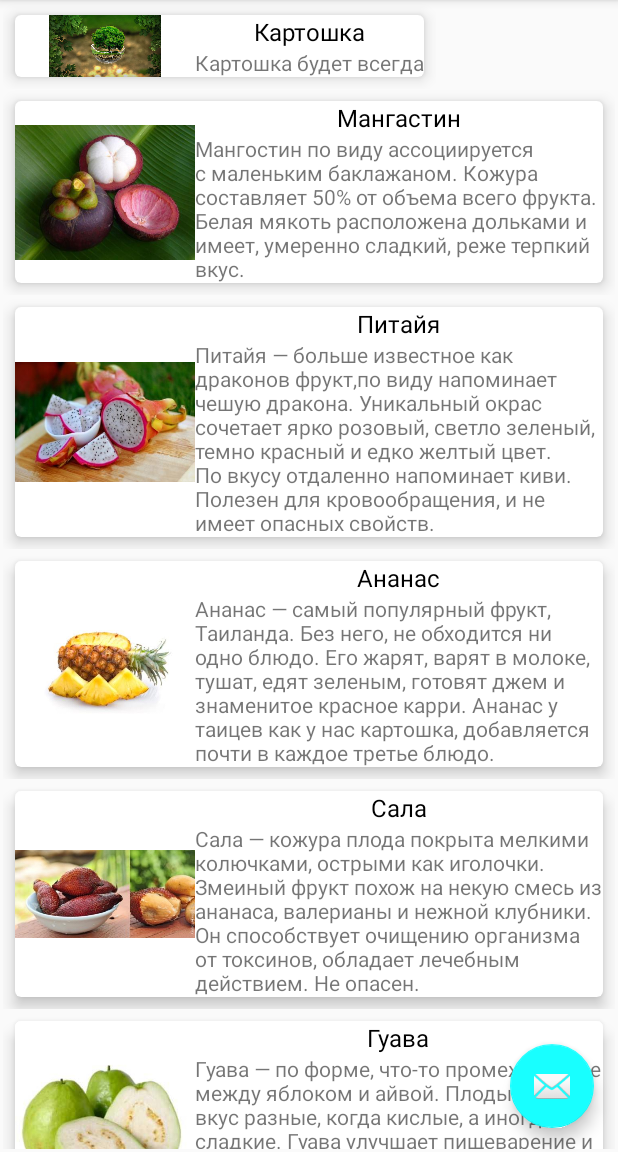
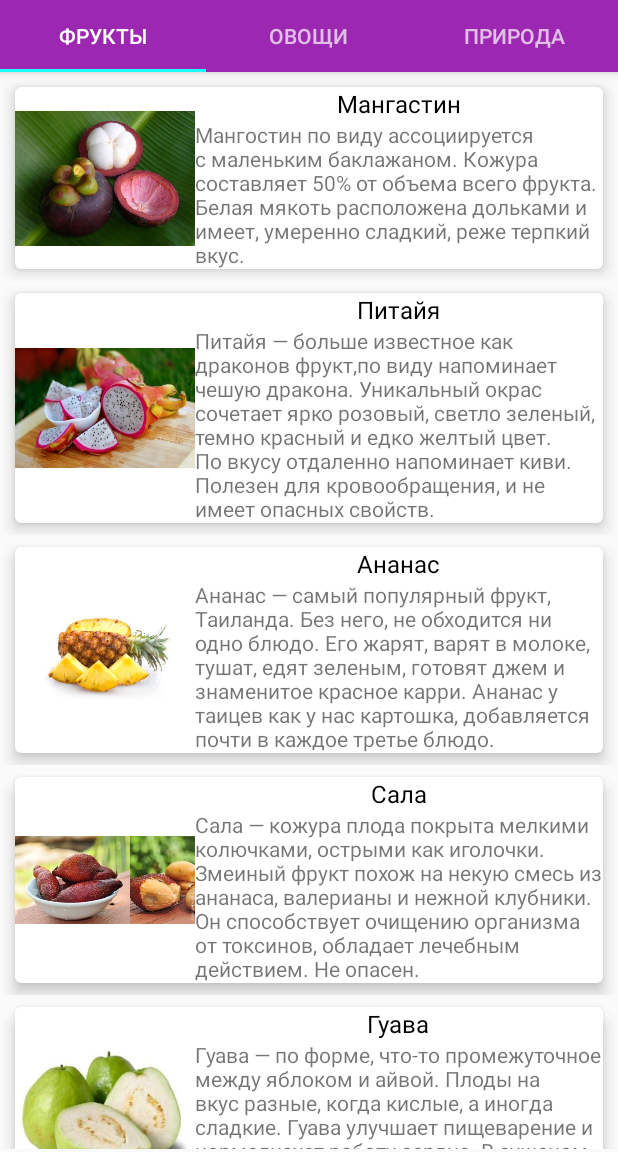
Before and after one commit to Jvitaliy82/MyInstagram2, an Android app: the screen it shows after launch (MainActivity), after a tap on "Fruits", on a phone screen of 412 x 824 dp, the part 84-1236 px from its top. Run offline under Robolectric (Android 15) with nearby library versions, the phone set to English and light mode, and no system bars; 2 other taps on this screen came first.

Commit message:
add tabs

```diff
--- a/app/build.gradle
+++ b/app/build.gradle
@@ -22,6 +22,7 @@ dependencies {
     implementation fileTree(dir: 'libs', include: ['*.jar'])
     implementation 'androidx.appcompat:appcompat:1.1.0'
     implementation 'androidx.constraintlayout:constraintlayout:1.1.3'
+    implementation 'androidx.legacy:legacy-support-v4:1.0.0'
     testImplementation 'junit:junit:4.12'
     androidTestImplementation 'androidx.test:runner:1.2.0'
     androidTestImplementation 'androidx.test.espresso:espresso-core:3.2.0'
--- a/app/src/main/AndroidManifest.xml
+++ b/app/src/main/AndroidManifest.xml
@@ -11,7 +11,7 @@
         android:theme="@style/AppTheme">
         <activity
             android:name=".MainActivity"
-            android:label="@string/app_name"
+
             android:theme="@style/AppTheme.NoActionBar">
             <intent-filter>
                 <action android:name="android.intent.action.MAIN" />
--- a/app/src/main/java/ru/jdeveloperapps/myinstagram2/MainActivity.java
+++ b/app/src/main/java/ru/jdeveloperapps/myinstagram2/MainActivity.java
@@ -1,10 +1,8 @@
 package ru.jdeveloperapps.myinstagram2;
 
 import android.os.Bundle;
-import android.util.Log;
 import android.view.Menu;
 import android.view.MenuItem;
-import android.view.View;
 
 import androidx.annotation.NonNull;
 import androidx.appcompat.app.ActionBarDrawerToggle;
@@ -12,27 +10,23 @@ import androidx.appcompat.app.AppCompatActivity;
 import androidx.appcompat.widget.Toolbar;
 import androidx.core.view.GravityCompat;
 import androidx.drawerlayout.widget.DrawerLayout;
-import androidx.recyclerview.widget.DefaultItemAnimator;
-import androidx.recyclerview.widget.LinearLayoutManager;
-import androidx.recyclerview.widget.RecyclerView;
+import androidx.fragment.app.Fragment;
+import androidx.viewpager.widget.ViewPager;
 
-import com.google.android.material.floatingactionbutton.FloatingActionButton;
 import com.google.android.material.navigation.NavigationView;
+import com.google.android.material.tabs.TabLayout;
 
-import java.util.ArrayList;
-import java.util.List;
+import ru.jdeveloperapps.myinstagram2.fragments.fruts.FragmentFrut1;
+import ru.jdeveloperapps.myinstagram2.fragments.fruts.FragmentFrut2;
+import ru.jdeveloperapps.myinstagram2.fragments.fruts.FragmentFrut3;
+import ru.jdeveloperapps.myinstagram2.ui.main.SectionPagerAdapter;
 
 
 public class MainActivity extends AppCompatActivity implements NavigationView.OnNavigationItemSelectedListener {
 
-    private final String TAG = "myLog";
-
     private DrawerLayout drawer;
-    private final List<CustModelCard> dataSource = new ArrayList<>();
-    final CustRVAdapter adapter = new CustRVAdapter(dataSource);
-    private FloatingActionButton fab;
-    private RecyclerView rv;
-    private DataSourceBuilder dataSourceBuilder;
+    private ViewPager viewPager;
+    private TabLayout tabLayout;
 
     @Override
     protected void onCreate(Bundle savedInstanceState) {
@@ -49,43 +43,21 @@ public class MainActivity extends AppCompatActivity implements NavigationView.On
         NavigationView navigationView = findViewById(R.id.nav_view);
         navigationView.setNavigationItemSelectedListener(this);
 
-        rv = findViewById(R.id.mRecyclerView);
-        LinearLayoutManager linearLayout = new LinearLayoutManager(this);
-        linearLayout.setOrientation(LinearLayoutManager.VERTICAL);
-        rv.setLayoutManager(linearLayout);
+        Fragment fragmentFrut_1 = FragmentFrut1.newInstance();
+        Fragment fragmentFrut_2 = FragmentFrut2.newInstance();
+        Fragment fragmentFrut_3 = FragmentFrut3.newInstance();
 
-        dataSourceBuilder = new DataSourceBuilder(getResources());
-        setData(1);
-        Log.d(TAG, "onCreate: ");
+        SectionPagerAdapter pagerAdapter = new SectionPagerAdapter(getSupportFragmentManager());
+        pagerAdapter.add(fragmentFrut_1, "фрукты");
+        pagerAdapter.add(fragmentFrut_2, "овощи");
+        pagerAdapter.add(fragmentFrut_3, "природа");
 
-        adapter.SetOnLongClickListener(new CustRVAdapter.OnLongClickListener() {
-            @Override
-            public void onLongClick(View view, int position) {
-                dataSource.remove(position);
-                adapter.notifyDataSetChanged();
-            }
-        });
-        rv.setAdapter(adapter);
-        rv.setItemAnimator(new DefaultItemAnimator());
+        viewPager = findViewById(R.id.view_pager);
+        viewPager.setAdapter(pagerAdapter);
 
-        fab = findViewById(R.id.fab);
-        fab.setOnClickListener(new View.OnClickListener() {
-            @Override
-            public void onClick(View v) {
-                dataSource.add(0, new CustModelCard("Картошка", "Картошка будет всегда", R.drawable.nature));
-                adapter.notifyDataSetChanged();
-            }
-        });
+        tabLayout = findViewById(R.id.tabs);
+        tabLayout.setupWithViewPager(viewPager);
     }
-
-    private void setData(int n) {
-        List<CustModelCard> data = dataSourceBuilder.build(n);
-        dataSource.removeAll(dataSource);
-        dataSource.addAll(data);
-    }
-
-
-
 
     @Override
     public boolean onCreateOptionsMenu(Menu menu) {
@@ -99,19 +71,10 @@ public class MainActivity extends AppCompatActivity implements NavigationView.On
         int id = menuItem.getItemId();
         switch (id) {
             case R.id.nav_frut:
-                setData(1);
-                adapter.notifyDataSetChanged();
-                Log.d(TAG, "onNavigationItemSelected: fruit");
                 break;
             case R.id.nav_vegetables:
-                setData(2);
-                adapter.notifyDataSetChanged();
-                Log.d(TAG, "onNavigationItemSelected: vegetables");
                 break;
             case R.id.nav_nature:
-                setData(3);
-                adapter.notifyDataSetChanged();
-                Log.d(TAG, "onNavigationItemSelected: nature");
                 break;
         }
         drawer.closeDrawer(GravityCompat.START);
--- /dev/null
+++ b/app/src/main/java/ru/jdeveloperapps/myinstagram2/fragments/fruts/FragmentFrut1.java
@@ -0,0 +1,58 @@
+package ru.jdeveloperapps.myinstagram2.fragments.fruts;
+
+
+import android.os.Bundle;
+import android.view.LayoutInflater;
+import android.view.View;
+import android.view.ViewGroup;
+
+import androidx.fragment.app.Fragment;
+import androidx.recyclerview.widget.LinearLayoutManager;
+import androidx.recyclerview.widget.RecyclerView;
+
+import java.util.ArrayList;
+import java.util.List;
+
+import ru.jdeveloperapps.myinstagram2.CustModelCard;
+import ru.jdeveloperapps.myinstagram2.CustRVAdapter;
+import ru.jdeveloperapps.myinstagram2.DataSourceBuilder;
+import ru.jdeveloperapps.myinstagram2.R;
+
+public class FragmentFrut1 extends Fragment {
+
+    private final List<CustModelCard> dataSource = new ArrayList<>();
+    final CustRVAdapter adapter = new CustRVAdapter(dataSource);
+    private RecyclerView rv;
+    private DataSourceBuilder dataSourceBuilder;
+
+    public static FragmentFrut1 newInstance() {
+        FragmentFrut1 fragment = new FragmentFrut1();
+        Bundle args = new Bundle();
+        fragment.setArguments(args);
+        return fragment;
+    }
+
+    @Override
+    public View onCreateView(LayoutInflater inflater, ViewGroup container,
+                             Bundle savedInstanceState) {
+        View v = inflater.inflate(R.layout.fragment_frut1, container, false);
+
+        rv = v.findViewById(R.id.mRecyclerView);
+        LinearLayoutManager linearLayout = new LinearLayoutManager(getContext());
+        linearLayout.setOrientation(LinearLayoutManager.VERTICAL);
+        rv.setLayoutManager(linearLayout);
+
+        dataSourceBuilder = new DataSourceBuilder(getResources());
+        setData(1);
+        rv.setAdapter(adapter);
+
+        return v;
+    }
+
+    private void setData(int n) {
+        List<CustModelCard> data = dataSourceBuilder.build(n);
+        dataSource.removeAll(dataSource);
+        dataSource.addAll(data);
+    }
+
+}
--- /dev/null
+++ b/app/src/main/java/ru/jdeveloperapps/myinstagram2/fragments/fruts/FragmentFrut2.java
@@ -0,0 +1,58 @@
+package ru.jdeveloperapps.myinstagram2.fragments.fruts;
+
+
+import android.os.Bundle;
+import android.view.LayoutInflater;
+import android.view.View;
+import android.view.ViewGroup;
+
+import androidx.fragment.app.Fragment;
+import androidx.recyclerview.widget.LinearLayoutManager;
+import androidx.recyclerview.widget.RecyclerView;
+
+import java.util.ArrayList;
+import java.util.List;
+
+import ru.jdeveloperapps.myinstagram2.CustModelCard;
+import ru.jdeveloperapps.myinstagram2.CustRVAdapter;
+import ru.jdeveloperapps.myinstagram2.DataSourceBuilder;
+import ru.jdeveloperapps.myinstagram2.R;
+
+public class FragmentFrut2 extends Fragment {
+
+    private final List<CustModelCard> dataSource = new ArrayList<>();
+    final CustRVAdapter adapter = new CustRVAdapter(dataSource);
+    private RecyclerView rv;
+    private DataSourceBuilder dataSourceBuilder;
+
+    public static FragmentFrut2 newInstance() {
+        FragmentFrut2 fragment = new FragmentFrut2();
+        Bundle args = new Bundle();
+        fragment.setArguments(args);
+        return fragment;
+    }
+
+    @Override
+    public View onCreateView(LayoutInflater inflater, ViewGroup container,
+                             Bundle savedInstanceState) {
+        View v = inflater.inflate(R.layout.fragment_frut1, container, false);
+
+        rv = v.findViewById(R.id.mRecyclerView);
+        LinearLayoutManager linearLayout = new LinearLayoutManager(getContext());
+        linearLayout.setOrientation(LinearLayoutManager.VERTICAL);
+        rv.setLayoutManager(linearLayout);
+
+        dataSourceBuilder = new DataSourceBuilder(getResources());
+        setData(2);
+        rv.setAdapter(adapter);
+
+        return v;
+    }
+
+    private void setData(int n) {
+        List<CustModelCard> data = dataSourceBuilder.build(n);
+        dataSource.removeAll(dataSource);
+        dataSource.addAll(data);
+    }
+
+}
--- /dev/null
+++ b/app/src/main/java/ru/jdeveloperapps/myinstagram2/fragments/fruts/FragmentFrut3.java
@@ -0,0 +1,57 @@
+package ru.jdeveloperapps.myinstagram2.fragments.fruts;
+
+
+import android.os.Bundle;
+import android.view.LayoutInflater;
+import android.view.View;
+import android.view.ViewGroup;
+
+import androidx.fragment.app.Fragment;
+import androidx.recyclerview.widget.LinearLayoutManager;
+import androidx.recyclerview.widget.RecyclerView;
+
+import java.util.ArrayList;
+import java.util.List;
+
+import ru.jdeveloperapps.myinstagram2.CustModelCard;
+import ru.jdeveloperapps.myinstagram2.CustRVAdapter;
+import ru.jdeveloperapps.myinstagram2.DataSourceBuilder;
+import ru.jdeveloperapps.myinstagram2.R;
+
+public class FragmentFrut3 extends Fragment {
+
+    private final List<CustModelCard> dataSource = new ArrayList<>();
+    final CustRVAdapter adapter = new CustRVAdapter(dataSource);
+    private RecyclerView rv;
+    private DataSourceBuilder dataSourceBuilder;
+
+    public static FragmentFrut3 newInstance() {
+        FragmentFrut3 fragment = new FragmentFrut3();
+        Bundle args = new Bundle();
+        fragment.setArguments(args);
+        return fragment;
+    }
+
+    @Override
+    public View onCreateView(LayoutInflater inflater, ViewGroup container,
+                             Bundle savedInstanceState) {
+        View v = inflater.inflate(R.layout.fragment_frut1, container, false);
+
+        rv = v.findViewById(R.id.mRecyclerView);
+        LinearLayoutManager linearLayout = new LinearLayoutManager(getContext());
+        linearLayout.setOrientation(LinearLayoutManager.VERTICAL);
+        rv.setLayoutManager(linearLayout);
+
+        dataSourceBuilder = new DataSourceBuilder(getResources());
+        setData(3);
+        rv.setAdapter(adapter);
+
+        return v;
+    }
+
+    private void setData(int n) {
+        List<CustModelCard> data = dataSourceBuilder.build(n);
+        dataSource.removeAll(dataSource);
+        dataSource.addAll(data);
+    }
+}
--- /dev/null
+++ b/app/src/main/java/ru/jdeveloperapps/myinstagram2/ui/main/SectionPagerAdapter.java
@@ -0,0 +1,41 @@
+package ru.jdeveloperapps.myinstagram2.ui.main;
+
+import androidx.annotation.NonNull;
+import androidx.annotation.Nullable;
+import androidx.fragment.app.Fragment;
+import androidx.fragment.app.FragmentManager;
+import androidx.fragment.app.FragmentPagerAdapter;
+
+import java.util.ArrayList;
+
+public class SectionPagerAdapter extends FragmentPagerAdapter {
+
+    private ArrayList<Fragment> fragments = new ArrayList<>();
+    private ArrayList<String> titles = new ArrayList<>();
+
+    public SectionPagerAdapter(@NonNull FragmentManager fm) {
+        super(fm);
+    }
+
+    public void add(Fragment fragment, String title) {
+        this.fragments.add(fragment);
+        this.titles.add(title);
+    }
+
+    @NonNull
+    @Override
+    public Fragment getItem(int position) {
+        return fragments.get(position);
+    }
+
+    @Override
+    public int getCount() {
+        return fragments.size();
+    }
+
+    @Nullable
+    @Override
+    public CharSequence getPageTitle(int position) {
+        return titles.get(position);
+    }
+}
--- a/app/src/main/res/layout/app_bar_main.xml
+++ b/app/src/main/res/layout/app_bar_main.xml
@@ -1,9 +1,9 @@
 <?xml version="1.0" encoding="utf-8"?>
 <androidx.coordinatorlayout.widget.CoordinatorLayout xmlns:android="http://schemas.android.com/apk/res/android"
+    xmlns:app="http://schemas.android.com/apk/res-auto"
     xmlns:tools="http://schemas.android.com/tools"
     android:layout_width="match_parent"
     android:layout_height="match_parent"
-    xmlns:app="http://schemas.android.com/apk/res-auto"
     tools:context=".MainActivity">
 
     <com.google.android.material.appbar.AppBarLayout
@@ -12,28 +12,24 @@
         android:layout_height="wrap_content"
         android:theme="@style/AppTheme.AppBarOverlay">
 
-            <androidx.appcompat.widget.Toolbar
-                android:id="@+id/toolbar"
-                android:layout_width="match_parent"
-                android:layout_height="?attr/actionBarSize"
-                android:background="?attr/colorPrimary" />
+        <androidx.appcompat.widget.Toolbar
+            android:id="@+id/toolbar"
+            android:layout_width="match_parent"
+            android:layout_height="?attr/actionBarSize"
+            android:background="?attr/colorPrimary" />
+
+        <com.google.android.material.tabs.TabLayout
+            android:id="@+id/tabs"
+            android:layout_width="match_parent"
+            android:layout_height="wrap_content"
+            android:background="?attr/colorPrimary" />
 
     </com.google.android.material.appbar.AppBarLayout>
 
-    <com.google.android.material.floatingactionbutton.FloatingActionButton
-        android:id="@+id/fab"
-        android:layout_width="wrap_content"
-        android:layout_height="wrap_content"
-        android:layout_gravity="bottom|end"
-        android:layout_margin="@dimen/fab_margin"
-        android:scrollbarAlwaysDrawHorizontalTrack="true"
-        app:layout_behavior=".FAB_Hide_on_Scroll"
-        app:srcCompat="@android:drawable/ic_dialog_email" />
-
-    <include
-        layout="@layout/content_main"
+    <androidx.viewpager.widget.ViewPager
+        android:id="@+id/view_pager"
         android:layout_width="match_parent"
         android:layout_height="match_parent"
-        android:layout_marginTop="?attr/actionBarSize" />
+        app:layout_behavior="@string/appbar_scrolling_view_behavior" />
 
 </androidx.coordinatorlayout.widget.CoordinatorLayout>
--- a/app/src/main/res/layout/content_main.xml
+++ b/app/src/main/res/layout/fragment_frut1.xml
@@ -1,16 +1,13 @@
 <?xml version="1.0" encoding="utf-8"?>
-<LinearLayout xmlns:android="http://schemas.android.com/apk/res/android"
+<FrameLayout xmlns:android="http://schemas.android.com/apk/res/android"
     xmlns:tools="http://schemas.android.com/tools"
     android:layout_width="match_parent"
     android:layout_height="match_parent"
-    android:orientation="vertical"
-    tools:context=".MainActivity"
-    tools:showIn="@layout/content_main">
+    tools:context=".fragments.fruts.FragmentFrut1">
 
     <androidx.recyclerview.widget.RecyclerView
         android:id="@+id/mRecyclerView"
         android:layout_width="match_parent"
         android:layout_height="match_parent"
         android:padding="2dp" />
-
-</LinearLayout>
+</FrameLayout>
--- a/app/src/main/res/values/strings.xml
+++ b/app/src/main/res/values/strings.xml
@@ -17,4 +17,8 @@
     <string name="open_drawer" translatable="false">Open drawer</string>
     <string name="close_drawer" translatable="false">Close drawer</string>
 
+    <string name="hello_blank_fragment_1">Hello blank fragment 1</string>
+    <string name="hello_blank_fragment_2">Hello blank fragment 2</string>
+    <string name="hello_blank_fragment_3">Hello blank fragment 3</string>
+
 </resources>
--- a/build.gradle
+++ b/build.gradle
@@ -7,7 +7,7 @@ buildscript {
 
     }
     dependencies {
-        classpath 'com.android.tools.build:gradle:3.5.0'
+        classpath 'com.android.tools.build:gradle:3.5.1'
 
         // NOTE: Do not place your application dependencies here; they belong
         // in the individual module build.gradle files
```
Also changed, not shown: app/src/main/res/layout/fragment_frut2.xml (added, +14 -0 lines), app/src/main/res/layout/fragment_frut3.xml (added, +14 -0 lines).
